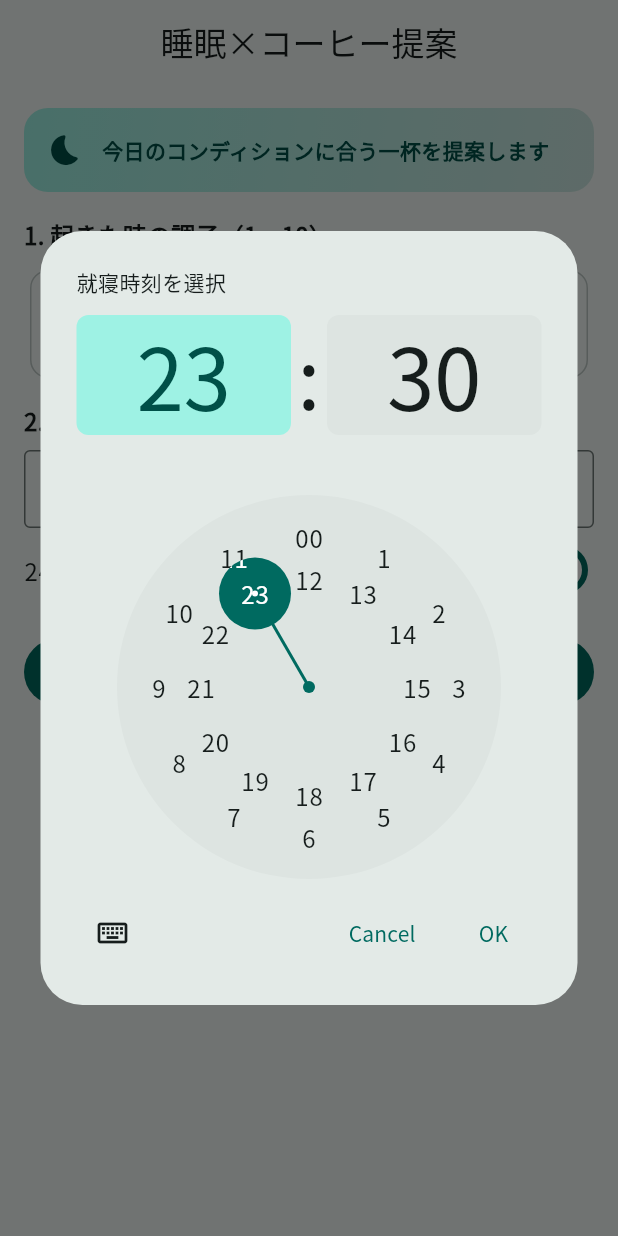
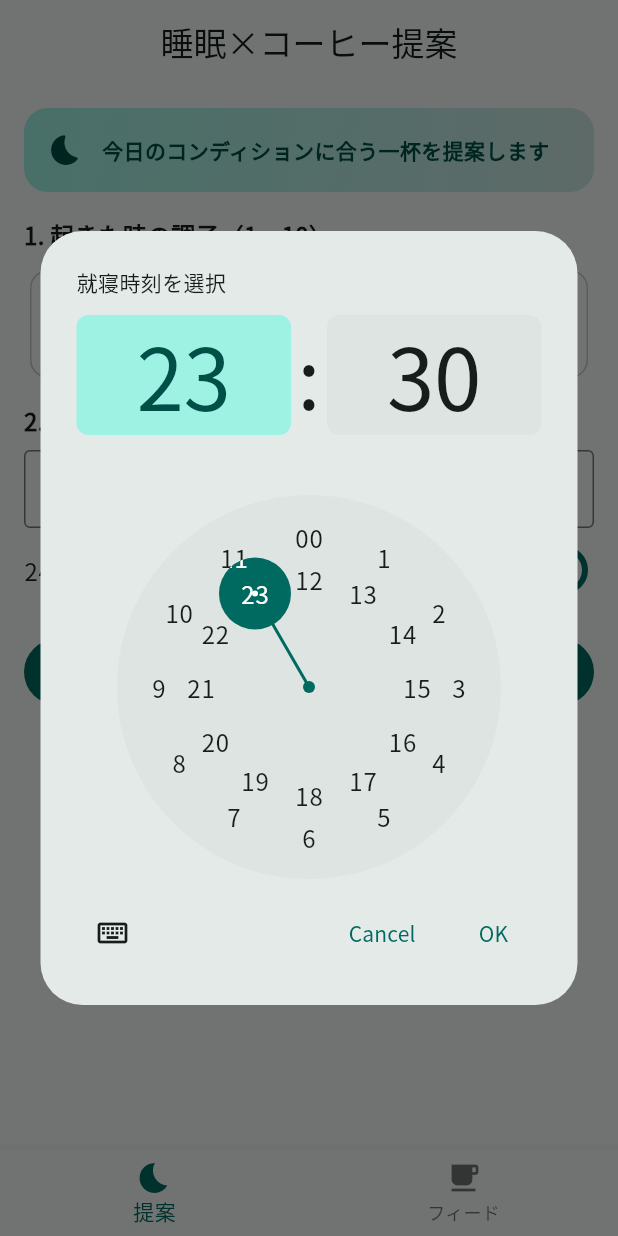
Before and after one commit to s231x002-source/sleep_coffee_advisor, a Flutter app: the screen it shows after launch, after a tap on an icon or button, on a phone screen of 412 x 824 dp. Run offline on Flutter 3.47's test engine with Material 3 defaults, Android fonts, the phone set to English and light mode, and no system bars; our stand-ins replace cloud_firestore, firebase_auth, firebase_core, flutter_local_notifications, timezone; missing offline and left inert: dart:html; accounts and stored records are empty; network calls fail.

```diff
--- a/lib/app.dart
+++ b/lib/app.dart
@@ -5,6 +5,7 @@ import 'package:flutter_localizations/flutter_localizations.dart';
 
 import 'services/in_app_notification_service.dart';
 import 'ui/home_page.dart';
+import 'ui/root_page.dart'; // ✅ 追加
 
 class SleepCoffeeApp extends StatelessWidget {
   const SleepCoffeeApp({super.key});
@@ -45,7 +46,7 @@ class SleepCoffeeApp extends StatelessWidget {
         Locale('en'),
       ],
 
-      home: const HomePage(),
+      home: const RootPage(), // ✅ ここを変更
     );
   }
 }
--- /dev/null
+++ b/lib/ui/coffee_feed_page.dart
@@ -0,0 +1,223 @@
+
+// lib/ui/coffee_feed_page.dart
+import 'package:flutter/material.dart';
+
+class CoffeeFeedPage extends StatefulWidget {
+  const CoffeeFeedPage({super.key});
+
+  @override
+  State<CoffeeFeedPage> createState() => _CoffeeFeedPageState();
+}
+
+class _CoffeeFeedPageState extends State<CoffeeFeedPage>
+    with SingleTickerProviderStateMixin {
+  late AnimationController _fadeController;
+
+  final List<String> categories = const [
+    "おすすめ",
+    "深煎り",
+    "軽め",
+    "ラテ",
+    "エスプレッソ",
+    "人気",
+  ];
+  int selectedCategory = 0;
+
+  @override
+  void initState() {
+    super.initState();
+    _fadeController = AnimationController(
+      duration: const Duration(milliseconds: 600),
+      vsync: this,
+    )..forward();
+  }
+
+  @override
+  void dispose() {
+    _fadeController.dispose();
+    super.dispose();
+  }
+
+  @override
+  Widget build(BuildContext context) {
+    return Scaffold(
+      extendBodyBehindAppBar: true,
+      appBar: AppBar(
+        elevation: 0,
+        backgroundColor: Colors.transparent,
+        title: const Text(
+          "CoffeeTime",
+          style: TextStyle(
+            fontSize: 26,
+            fontWeight: FontWeight.bold,
+            color: Colors.white,
+            letterSpacing: 1.2,
+          ),
+        ),
+        centerTitle: true,
+      ),
+      body: Container(
+        decoration: const BoxDecoration(
+          image: DecorationImage(
+            image: AssetImage("assets/images/background.png"),
+            fit: BoxFit.cover,
+            opacity: 0.25,
+          ),
+        ),
+        child: SafeArea(
+          child: FadeTransition(
+            opacity: _fadeController,
+            child: SingleChildScrollView(
+              child: Column(
+                crossAxisAlignment: CrossAxisAlignment.start,
+                children: [
+                  const SizedBox(height: 20),
+
+                  // ヘッダ
+                  Padding(
+                    padding: const EdgeInsets.symmetric(horizontal: 20),
+                    child: Text(
+                      "今日の気分に合う\nコーヒーは？",
+                      style: TextStyle(
+                        height: 1.3,
+                        fontSize: 30,
+                        fontWeight: FontWeight.bold,
+                        color: Colors.brown.shade900,
+                      ),
+                    ),
+                  ),
+                  const SizedBox(height: 25),
+
+                  // カテゴリチップ
+                  SizedBox(
+                    height: 45,
+                    child: ListView.builder(
+                      scrollDirection: Axis.horizontal,
+                      padding: const EdgeInsets.symmetric(horizontal: 16),
+                      itemCount: categories.length,
+                      itemBuilder: (context, index) {
+                        final selected = selectedCategory == index;
+                        return GestureDetector(
+                          onTap: () => setState(() => selectedCategory = index),
+                          child: Container(
+                            margin: const EdgeInsets.only(right: 12),
+                            padding: const EdgeInsets.symmetric(
+                              horizontal: 18,
+                              vertical: 10,
+                            ),
+                            decoration: BoxDecoration(
+                              color: selected
+                                  ? Colors.brown.shade700
+                                  : Colors.white.withOpacity(0.8),
+                              borderRadius: BorderRadius.circular(20),
+                              border: Border.all(
+                                color: Colors.brown.shade300,
+                                width: 1,
+                              ),
+                            ),
+                            child: Text(
+                              categories[index],
+                              style: TextStyle(
+                                color:
+                                selected ? Colors.white : Colors.brown[700],
+                                fontWeight: FontWeight.bold,
+                              ),
+                            ),
+                          ),
+                        );
+                      },
+                    ),
+                  ),
+
+                  const SizedBox(height: 25),
+
+                  // フィード
+                  Padding(
+                    padding: const EdgeInsets.symmetric(horizontal: 20),
+                    child: Column(
+                      children: List.generate(
+                        6,
+                            (i) => coffeePost(
+                          "assets/images/coffee${(i % 3) + 1}.png",
+                          "コーヒー ${i + 1}",
+                          "深みのある香りと柔らかい苦味が楽しめる一杯。",
+                        ),
+                      ),
+                    ),
+                  ),
+                ],
+              ),
+            ),
+          ),
+        ),
+      ),
+    );
+  }
+
+  Widget coffeePost(String img, String title, String desc) {
+    return Container(
+      margin: const EdgeInsets.only(bottom: 30),
+      decoration: BoxDecoration(
+        color: Colors.white.withOpacity(0.92),
+        borderRadius: BorderRadius.circular(18),
+        boxShadow: [
+          BoxShadow(
+            color: Colors.brown.withOpacity(0.15),
+            blurRadius: 12,
+            offset: const Offset(0, 5),
+          ),
+        ],
+      ),
+      child: Column(
+        crossAxisAlignment: CrossAxisAlignment.start,
+        children: [
+          // 画像を出したいなら ↓ を Image.asset(img, fit: BoxFit.cover) に差し替えOK
+          Container(
+            height: 180,
+            width: double.infinity,
+            decoration: BoxDecoration(
+              color: Colors.brown.shade200,
+              borderRadius: const BorderRadius.only(
+                topLeft: Radius.circular(18),
+                topRight: Radius.circular(18),
+              ),
+            ),
+            child: const Icon(Icons.local_cafe, size: 80, color: Colors.white54),
+          ),
+          Padding(
+            padding: const EdgeInsets.all(16),
+            child: Column(
+              crossAxisAlignment: CrossAxisAlignment.start,
+              children: [
+                Text(title,
+                    style: TextStyle(
+                      fontSize: 20,
+                      color: Colors.brown.shade900,
+                      fontWeight: FontWeight.bold,
+                    )),
+                const SizedBox(height: 6),
+                Text(
+                  desc,
+                  style: TextStyle(
+                    fontSize: 14,
+                    height: 1.4,
+                    color: Colors.brown.shade700,
+                  ),
+                ),
+                const SizedBox(height: 10),
+                Row(
+                  mainAxisAlignment: MainAxisAlignment.end,
+                  children: [
+                    Icon(Icons.favorite_border, color: Colors.brown.shade400),
+                    const SizedBox(width: 15),
+                    Icon(Icons.more_horiz, color: Colors.brown.shade400),
+                  ],
+                )
+              ],
+            ),
+          )
+        ],
+      ),
+    );
+  }
+}
--- /dev/null
+++ b/lib/ui/root_page.dart
@@ -0,0 +1,44 @@
+
+// lib/ui/root_page.dart
+import 'package:flutter/material.dart';
+import 'home_page.dart';
+import 'coffee_feed_page.dart';
+
+class RootPage extends StatefulWidget {
+  const RootPage({super.key});
+
+  @override
+  State<RootPage> createState() => _RootPageState();
+}
+
+class _RootPageState extends State<RootPage> {
+  int index = 0;
+
+  @override
+  Widget build(BuildContext context) {
+    return Scaffold(
+      // ✅ タブ切替でも状態を保持
+      body: IndexedStack(
+        index: index,
+        children: const [
+          HomePage(),        // 提案画面
+          CoffeeFeedPage(),  // scroll UI
+        ],
+      ),
+      bottomNavigationBar: BottomNavigationBar(
+        currentIndex: index,
+        onTap: (i) => setState(() => index = i),
+        items: const [
+          BottomNavigationBarItem(
+            icon: Icon(Icons.bedtime),
+            label: '提案',
+          ),
+          BottomNavigationBarItem(
+            icon: Icon(Icons.local_cafe),
+            label: 'フィード',
+          ),
+        ],
+      ),
+    );
+  }
+}
--- a/pubspec.yaml
+++ b/pubspec.yaml
@@ -30,6 +30,7 @@ flutter:
 
   assets:
     - assets/fonts/
+    - assets/images/
 
   fonts:
     - family: NotoSansJP
```
Also changed, not shown: assets/images/background.png (added).
